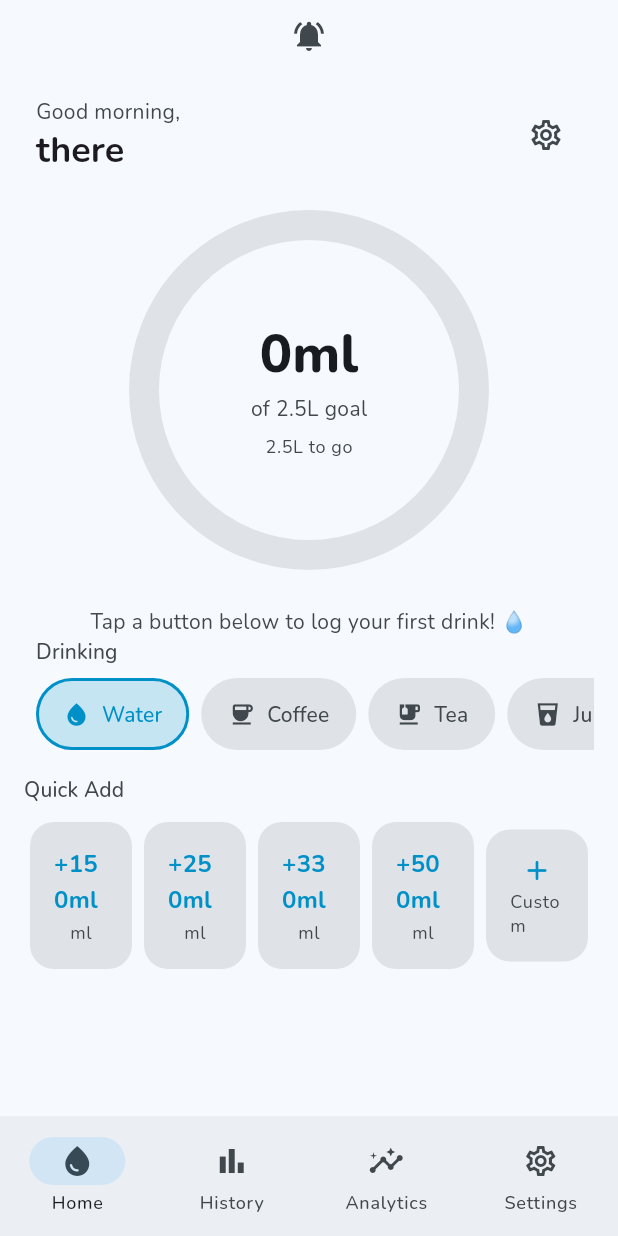
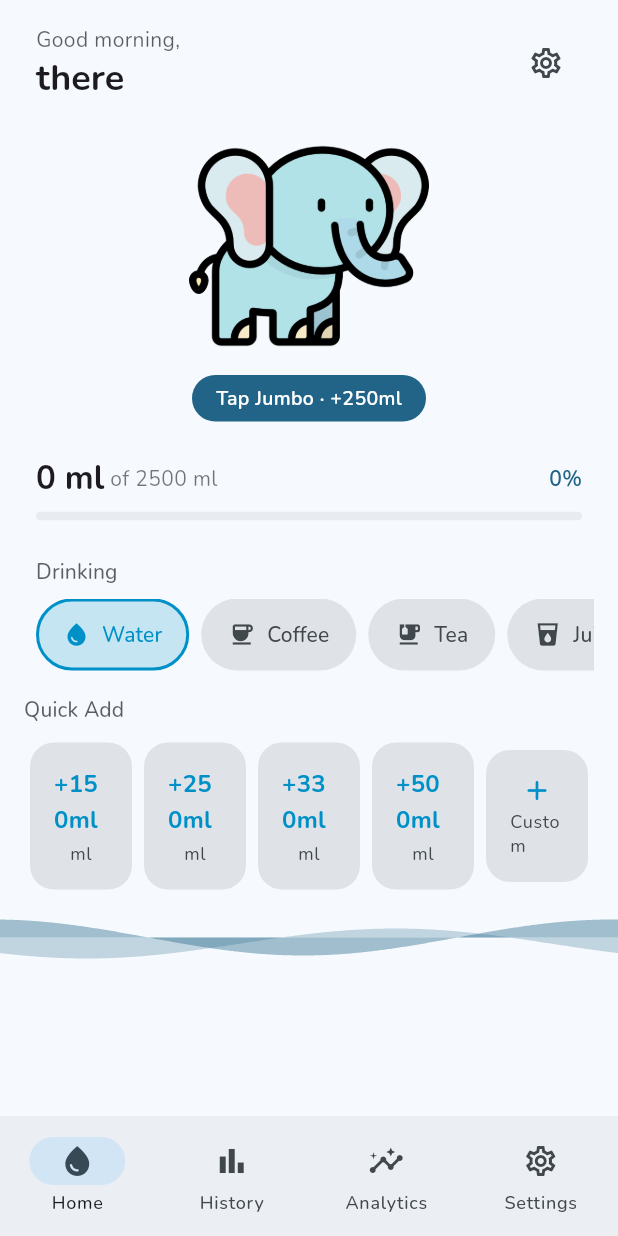
Before and after one commit to ishaan1732/hydrate_yourself, a Flutter app: the HomeScreen screen opened by its route, on a phone screen of 412 x 824 dp. Run offline on Flutter 3.47's test engine with Material 3 defaults, Android fonts, the phone set to English and light mode, and no system bars; our stand-ins replace drift, drift_flutter, fl_chart, flutter_animate, flutter_local_notifications, flutter_riverpod and 6 more; missing offline and left inert: workmanager; accounts and stored records are empty; generated files the repository leaves out were written again; statements that could not run were skipped.

Commit message:
feat: home screen redesign — Jumbo mascot, water wave, adaptive theme

```diff
--- a/lib/features/home/presentation/home_provider.dart
+++ b/lib/features/home/presentation/home_provider.dart
@@ -85,6 +85,7 @@ class HomeAction extends _$HomeAction {
     }
 
     ref.invalidate(lastLogProvider);
+    ref.read(jumboTapAmountProvider.notifier).state = amountMl.round();
   }
 
   Future<void> deleteLastLog() async {
@@ -110,3 +111,5 @@ class HomeAction extends _$HomeAction {
     }
   }
 }
+
+final jumboTapAmountProvider = StateProvider<int>((ref) => 250);
--- a/lib/features/home/presentation/home_screen.dart
+++ b/lib/features/home/presentation/home_screen.dart
@@ -1,22 +1,23 @@
 import 'package:flutter/material.dart';
 import 'package:flutter_riverpod/flutter_riverpod.dart';
 import 'package:go_router/go_router.dart';
-import 'package:hydrate_yourself/features/reminders/data/notification_service.dart';
 
 import '../../../core/constants/app_constants.dart';
+import '../../../core/extensions/double_extensions.dart';
 import '../../onboarding/domain/user_profile_model.dart';
+import '../../reminders/presentation/reminders_provider.dart';
 import '../domain/drink_type_model.dart';
 import '../domain/today_summary.dart';
 import '../domain/water_log_model.dart';
-import '../../reminders/presentation/reminders_provider.dart';
 import 'home_provider.dart';
 import 'widgets/celebration_overlay.dart';
 import 'widgets/custom_add_button.dart';
 import 'widgets/custom_amount_sheet.dart';
 import 'widgets/drink_type_chip.dart';
-import 'widgets/progress_ring.dart';
+import 'widgets/jumbo_widget.dart';
 import 'widgets/quick_add_button.dart';
 import 'widgets/undo_log_button.dart';
+import 'widgets/water_wave_painter.dart';
 
 class HomeScreen extends ConsumerWidget {
   const HomeScreen({super.key});
@@ -32,24 +33,63 @@ class HomeScreen extends ConsumerWidget {
     final unit = profile?.unit ?? AppConstants.unitMl;
     final showCelebration = ref.watch(showCelebrationProvider);
     final lastLogAsync = ref.watch(lastLogProvider);
+    final jumboTapAmount = ref.watch(jumboTapAmountProvider);
+
+    final fillPercent = summaryAsync.valueOrNull?.percentage ?? 0.0;
 
     return Scaffold(
       backgroundColor: colorScheme.surface,
       body: Stack(
         children: [
+          // Layer 1 — animated wave background
+          Positioned.fill(
+            child: WaterWavePainter(
+              fillPercent: fillPercent,
+              waveColor: colorScheme.primary,
+            ),
+          ),
+
+          // Layer 2 — scrollable content
           SafeArea(
             child: summaryAsync.when(
-              loading: () => Column(
+              loading: () => _buildSkeleton(context, colorScheme),
+              error: (e, _) => Center(child: Text('Error: $e')),
+              data: (summary) => _buildContent(
+                context,
+                ref,
+                summary,
+                drinkTypesAsync,
+                selectedDrinkTypeId,
+                unit,
+                profile,
+                lastLogAsync,
+                jumboTapAmount,
+              ),
+            ),
+          ),
+
+          // Layer 3 — celebration overlay
+          if (showCelebration)
+            CelebrationOverlay(
+              isVisible: showCelebration,
+              unit: unit,
+            ),
+        ],
+      ),
+    );
+  }
+
+  Widget _buildSkeleton(BuildContext context, ColorScheme colorScheme) {
+    return Column(
       children: [
         const SizedBox(height: 24),
-                  Center(
-                    child: Container(
-                      width: 240,
-                      height: 240,
+        Container(
+          width: 200,
+          height: 200,
+          margin: const EdgeInsets.symmetric(horizontal: 80),
           decoration: BoxDecoration(
-                        shape: BoxShape.circle,
-                        color: colorScheme.surfaceContainerHighest,
-                      ),
+            color: colorScheme.surfaceContainerHighest.withValues(alpha: 0.6),
+            borderRadius: BorderRadius.circular(16),
           ),
         ),
         const SizedBox(height: 32),
@@ -60,12 +100,12 @@ class HomeScreen extends ConsumerWidget {
               4,
               (i) => Expanded(
                 child: Padding(
-                            padding:
-                                const EdgeInsets.symmetric(horizontal: 4),
+                  padding: const EdgeInsets.symmetric(horizontal: 4),
                   child: Container(
                     height: 72,
                     decoration: BoxDecoration(
-                                color: colorScheme.surfaceContainerHighest,
+                      color: colorScheme.surfaceContainerHighest
+                          .withValues(alpha: 0.6),
                       borderRadius: BorderRadius.circular(16),
                     ),
                   ),
@@ -75,27 +115,6 @@ class HomeScreen extends ConsumerWidget {
           ),
         ),
       ],
-              ),
-              error: (e, _) => Center(child: Text('Error: $e')),
-              data: (summary) => _buildContent(
-                context,
-                ref,
-                summary,
-                drinkTypesAsync,
-                selectedDrinkTypeId,
-                unit,
-                profile,
-                lastLogAsync,
-              ),
-            ),
-          ),
-          if (showCelebration)
-            CelebrationOverlay(
-              isVisible: showCelebration,
-              unit: unit,
-            ),
-        ],
-      ),
     );
   }
 
@@ -108,22 +127,63 @@ class HomeScreen extends ConsumerWidget {
     String unit,
     UserProfileModel? profile,
     AsyncValue<WaterLogModel?> lastLogAsync,
+    int jumboTapAmount,
   ) {
-    final theme = Theme.of(context);
-    final colorScheme = theme.colorScheme;
-
     return SingleChildScrollView(
       child: Column(
         crossAxisAlignment: CrossAxisAlignment.stretch,
         children: [
-        IconButton(
-          icon: Icon(Icons.notifications_active),
-          onPressed: () async {
-            await NotificationService().showReminderNotification();
-          },
+          _buildHeader(context, profile),
+          const SizedBox(height: 16),
+
+          // Jumbo mascot — tap to log
+          Center(
+            child: JumboWidget(
+              tapAmount: jumboTapAmount,
+              onTap: () => ref
+                  .read(homeActionProvider.notifier)
+                  .addQuickLog(jumboTapAmount.toDouble()),
             ),
-        // SECTION 1 — Greeting header
-        Padding(
+          ),
+          const SizedBox(height: 24),
+
+          // Progress text + linear bar
+          _buildProgressText(context, summary, unit),
+          const SizedBox(height: 24),
+
+          // Drink type selector
+          _buildDrinkTypeSelector(
+              context, ref, drinkTypesAsync, selectedDrinkTypeId),
+          const SizedBox(height: 16),
+
+          // Quick add row
+          _buildQuickAddRow(
+              context, ref, drinkTypesAsync, selectedDrinkTypeId, unit),
+          const SizedBox(height: 8),
+
+          // Undo last log
+          lastLogAsync.when(
+            loading: () => const SizedBox.shrink(),
+            error: (_, _) => const SizedBox.shrink(),
+            data: (lastLog) => lastLog != null
+                ? UndoLogButton(
+                    lastLog: lastLog,
+                    unit: unit,
+                    onUndo: () =>
+                        ref.read(homeActionProvider.notifier).deleteLastLog(),
+                  )
+                : const SizedBox.shrink(),
+          ),
+          const SizedBox(height: 24),
+        ],
+      ),
+    );
+  }
+
+  Widget _buildHeader(BuildContext context, UserProfileModel? profile) {
+    final theme = Theme.of(context);
+    final colorScheme = theme.colorScheme;
+    return Padding(
       padding: const EdgeInsets.symmetric(horizontal: 24).copyWith(top: 16),
       child: Row(
         children: [
@@ -133,7 +193,7 @@ class HomeScreen extends ConsumerWidget {
               Text(
                 _getGreeting(),
                 style: theme.textTheme.bodyMedium?.copyWith(
-                      color: colorScheme.onSurfaceVariant,
+                  color: colorScheme.onSurface.withValues(alpha: 0.7),
                 ),
               ),
               Text(
@@ -151,36 +211,84 @@ class HomeScreen extends ConsumerWidget {
           ),
         ],
       ),
+    );
+  }
+
+  Widget _buildProgressText(
+    BuildContext context,
+    TodaySummary summary,
+    String unit,
+  ) {
+    final theme = Theme.of(context);
+    final colorScheme = theme.colorScheme;
+
+    final totalDisplay = unit == 'oz'
+        ? '${summary.totalMl.mlToOz.toStringAsFixed(1)} oz'
+        : '${summary.totalMl.round()} ml';
+    final goalDisplay = unit == 'oz'
+        ? '${summary.goalMl.toDouble().mlToOz.toStringAsFixed(1)} oz'
+        : '${summary.goalMl} ml';
+
+    return Padding(
+      padding: const EdgeInsets.symmetric(horizontal: 24),
+      child: Column(
+        crossAxisAlignment: CrossAxisAlignment.start,
+        children: [
+          Row(
+            children: [
+              Text(
+                totalDisplay,
+                style: theme.textTheme.titleLarge?.copyWith(
+                  fontWeight: FontWeight.w700,
                 ),
-
-        // SECTION 2 — Progress ring
-        Padding(
-          padding: const EdgeInsets.symmetric(vertical: 24),
-          child: Center(
-            child: ProgressRing(
-              percentage: summary.percentage,
-              totalMl: summary.totalMl.round(),
-              goalMl: summary.goalMl,
-              unit: unit,
-              size: 240,
+              ),
+              Text(
+                ' of $goalDisplay',
+                style: theme.textTheme.bodyMedium?.copyWith(
+                  color: colorScheme.onSurface.withValues(alpha: 0.6),
+                ),
+              ),
+              const Spacer(),
+              Text(
+                '${(summary.percentage * 100).round()}%',
+                style: theme.textTheme.bodyMedium?.copyWith(
+                  fontWeight: FontWeight.w600,
+                  color: summary.isGoalAchieved
+                      ? const Color(0xFF2ECC71)
+                      : colorScheme.primary,
+                ),
+              ),
+            ],
+          ),
+          const SizedBox(height: 8),
+          ClipRRect(
+            borderRadius: BorderRadius.circular(4),
+            child: LinearProgressIndicator(
+              value: summary.percentage,
+              minHeight: 6,
+              backgroundColor:
+                  colorScheme.surfaceContainerHighest.withValues(alpha: 0.6),
+              valueColor: AlwaysStoppedAnimation<Color>(
+                summary.isGoalAchieved
+                    ? const Color(0xFF2ECC71)
+                    : colorScheme.primary,
               ),
             ),
           ),
+        ],
+      ),
+    );
+  }
 
-        if (summary.totalMl == 0)
-          Padding(
-            padding: const EdgeInsets.symmetric(horizontal: 32),
-            child: Text(
-              'Tap a button below to log your first drink! 💧',
-              style: theme.textTheme.bodyMedium?.copyWith(
-                color: colorScheme.onSurfaceVariant,
-              ),
-              textAlign: TextAlign.center,
-            ),
-          ),
-
-        // SECTION 3 — Drink type selector
-        Padding(
+  Widget _buildDrinkTypeSelector(
+    BuildContext context,
+    WidgetRef ref,
+    AsyncValue<List<DrinkTypeModel>> drinkTypesAsync,
+    int? selectedDrinkTypeId,
+  ) {
+    final theme = Theme.of(context);
+    final colorScheme = theme.colorScheme;
+    return Padding(
       padding: const EdgeInsets.symmetric(horizontal: 16),
       child: Column(
         crossAxisAlignment: CrossAxisAlignment.start,
@@ -190,7 +298,7 @@ class HomeScreen extends ConsumerWidget {
             child: Text(
               'Drinking',
               style: theme.textTheme.labelLarge?.copyWith(
-                    color: colorScheme.onSurfaceVariant,
+                color: colorScheme.onSurface.withValues(alpha: 0.7),
               ),
             ),
           ),
@@ -223,12 +331,23 @@ class HomeScreen extends ConsumerWidget {
           ),
         ],
       ),
-        ),
+    );
+  }
 
-        const SizedBox(height: 16),
-
-        // SECTION 4 — Quick add buttons + inline custom button
-        Padding(
+  Widget _buildQuickAddRow(
+    BuildContext context,
+    WidgetRef ref,
+    AsyncValue<List<DrinkTypeModel>> drinkTypesAsync,
+    int? selectedDrinkTypeId,
+    String unit,
+  ) {
+    final theme = Theme.of(context);
+    final colorScheme = theme.colorScheme;
+    final accentColor = _getSelectedDrinkColor(
+      drinkTypesAsync.valueOrNull,
+      selectedDrinkTypeId,
+    );
+    return Padding(
       padding: const EdgeInsets.symmetric(horizontal: 16),
       child: Column(
         crossAxisAlignment: CrossAxisAlignment.start,
@@ -236,7 +355,7 @@ class HomeScreen extends ConsumerWidget {
           Text(
             'Quick Add',
             style: theme.textTheme.labelLarge?.copyWith(
-                  color: colorScheme.onSurfaceVariant,
+              color: colorScheme.onSurface.withValues(alpha: 0.7),
             ),
           ),
           const SizedBox(height: 12),
@@ -244,18 +363,14 @@ class HomeScreen extends ConsumerWidget {
             children: [
               ...AppConstants.quickAddAmounts.map((amount) => Expanded(
                     child: Padding(
-                          padding:
-                              const EdgeInsets.symmetric(horizontal: 4),
+                      padding: const EdgeInsets.symmetric(horizontal: 4),
                       child: QuickAddButton(
                         amountMl: amount,
                         unit: unit,
                         onTap: () => ref
                             .read(homeActionProvider.notifier)
                             .addQuickLog(amount.toDouble()),
-                            accentColor: _getSelectedDrinkColor(
-                              drinkTypesAsync.valueOrNull,
-                              selectedDrinkTypeId,
-                            ),
+                        accentColor: accentColor,
                       ),
                     ),
                   )),
@@ -263,39 +378,13 @@ class HomeScreen extends ConsumerWidget {
                 child: Padding(
                   padding: const EdgeInsets.symmetric(horizontal: 4),
                   child: CustomAddButton(
-                        onTap: () =>
-                            _showCustomAmountSheet(context, ref, unit),
-                        accentColor: _getSelectedDrinkColor(
-                          drinkTypesAsync.valueOrNull,
-                          selectedDrinkTypeId,
-                        ),
+                    onTap: () => _showCustomAmountSheet(context, ref, unit),
+                    accentColor: accentColor,
                   ),
                 ),
               ),
             ],
           ),
-            ],
-          ),
-        ),
-
-        const SizedBox(height: 8),
-
-        // SECTION 4b — Undo last log
-        lastLogAsync.when(
-          loading: () => const SizedBox.shrink(),
-          error: (_, _) => const SizedBox.shrink(),
-          data: (lastLog) => lastLog != null
-              ? UndoLogButton(
-                  lastLog: lastLog,
-                  unit: unit,
-                  onUndo: () => ref
-                      .read(homeActionProvider.notifier)
-                      .deleteLastLog(),
-                )
-              : const SizedBox.shrink(),
-        ),
-
-        const SizedBox(height: 16),
         ],
       ),
     );
@@ -322,7 +411,8 @@ class HomeScreen extends ConsumerWidget {
         .color;
   }
 
-  void _showCustomAmountSheet(BuildContext context, WidgetRef ref, String unit) {
+  void _showCustomAmountSheet(
+      BuildContext context, WidgetRef ref, String unit) {
     showModalBottomSheet(
       context: context,
       isScrollControlled: true,
--- /dev/null
+++ b/lib/features/home/presentation/widgets/jumbo_widget.dart
@@ -0,0 +1,88 @@
+import 'package:flutter/material.dart';
+import 'package:flutter/services.dart';
+
+class JumboWidget extends StatefulWidget {
+  const JumboWidget({
+    super.key,
+    required this.tapAmount,
+    required this.onTap,
+  });
+
+  final int tapAmount;
+  final VoidCallback onTap;
+
+  @override
+  State<JumboWidget> createState() => _JumboWidgetState();
+}
+
+class _JumboWidgetState extends State<JumboWidget>
+    with SingleTickerProviderStateMixin {
+  late AnimationController _bounceController;
+
+  @override
+  void initState() {
+    super.initState();
+    _bounceController = AnimationController(
+      vsync: this,
+      duration: const Duration(milliseconds: 150),
+    );
+  }
+
+  @override
+  void dispose() {
+    _bounceController.dispose();
+    super.dispose();
+  }
+
+  Future<void> _handleTap() async {
+    HapticFeedback.mediumImpact();
+    await _bounceController.forward();
+    await _bounceController.reverse();
+    widget.onTap();
+  }
+
+  @override
+  Widget build(BuildContext context) {
+    final colorScheme = Theme.of(context).colorScheme;
+
+    return AnimatedBuilder(
+      animation: _bounceController,
+      builder: (_, _) => GestureDetector(
+        onTap: _handleTap,
+        child: Transform.scale(
+          scale: 1.0 - _bounceController.value * 0.08,
+          child: Column(
+            mainAxisSize: MainAxisSize.min,
+            children: [
+              Image.asset(
+                'assets/images/elephant.png',
+                width: 160,
+                height: 160,
+                fit: BoxFit.contain,
+              ),
+              const SizedBox(height: 6),
+              Container(
+                padding: const EdgeInsets.symmetric(
+                  horizontal: 16,
+                  vertical: 6,
+                ),
+                decoration: BoxDecoration(
+                  color: colorScheme.primary,
+                  borderRadius: BorderRadius.circular(20),
+                ),
+                child: Text(
+                  'Tap Jumbo · +${widget.tapAmount}ml',
+                  style: const TextStyle(
+                    color: Colors.white,
+                    fontSize: 13,
+                    fontWeight: FontWeight.w600,
+                  ),
+                ),
+              ),
+            ],
+          ),
+        ),
+      ),
+    );
+  }
+}
--- /dev/null
+++ b/lib/features/home/presentation/widgets/water_wave_painter.dart
@@ -0,0 +1,133 @@
+import 'dart:math';
+import 'package:flutter/material.dart';
+
+class WaterWavePainter extends StatefulWidget {
+  const WaterWavePainter({
+    super.key,
+    required this.fillPercent,
+    required this.waveColor,
+  });
+
+  final double fillPercent;
+  final Color waveColor;
+
+  @override
+  State<WaterWavePainter> createState() => _WaterWavePainterState();
+}
+
+class _WaterWavePainterState extends State<WaterWavePainter>
+    with TickerProviderStateMixin {
+  late AnimationController _phaseController;
+  late AnimationController _heightController;
+  late Animation<double> _heightAnimation;
+
+  @override
+  void initState() {
+    super.initState();
+    _phaseController = AnimationController(
+      vsync: this,
+      duration: const Duration(milliseconds: 2500),
+    )..repeat();
+
+    _heightController = AnimationController(
+      vsync: this,
+      duration: const Duration(milliseconds: 1200),
+    );
+    _heightAnimation = Tween<double>(
+      begin: 0,
+      end: widget.fillPercent,
+    ).animate(CurvedAnimation(
+      parent: _heightController,
+      curve: Curves.easeOutCubic,
+    ));
+    _heightController.forward();
+  }
+
+  @override
+  void didUpdateWidget(WaterWavePainter oldWidget) {
+    super.didUpdateWidget(oldWidget);
+    if (oldWidget.fillPercent != widget.fillPercent) {
+      _heightAnimation = Tween<double>(
+        begin: _heightAnimation.value,
+        end: widget.fillPercent,
+      ).animate(CurvedAnimation(
+        parent: _heightController,
+        curve: Curves.easeOutCubic,
+      ));
+      _heightController
+        ..duration = const Duration(milliseconds: 800)
+        ..reset()
+        ..forward();
+    }
+  }
+
+  @override
+  void dispose() {
+    _phaseController.dispose();
+    _heightController.dispose();
+    super.dispose();
+  }
+
+  @override
+  Widget build(BuildContext context) {
+    return AnimatedBuilder(
+      animation: Listenable.merge([_phaseController, _heightController]),
+      builder: (_, _) => CustomPaint(
+        painter: _WavePainter(
+          phase: _phaseController.value,
+          fillPercent: _heightAnimation.value,
+          waveColor: widget.waveColor,
+        ),
+        child: const SizedBox.expand(),
+      ),
+    );
+  }
+}
+
+class _WavePainter extends CustomPainter {
+  const _WavePainter({
+    required this.phase,
+    required this.fillPercent,
+    required this.waveColor,
+  });
+
+  final double phase;
+  final double fillPercent;
+  final Color waveColor;
+
+  @override
+  void paint(Canvas canvas, Size size) {
+    final fillHeight = size.height * (1.0 - fillPercent.clamp(0.0, 0.95));
+
+    final paint1 = Paint()..color = waveColor.withValues(alpha: 0.4);
+    final path1 = Path();
+    path1.moveTo(0, fillHeight);
+    for (double x = 0; x <= size.width; x++) {
+      final y = fillHeight + sin((x / size.width * 2 * pi) + phase * 2 * pi) * 12;
+      path1.lineTo(x, y);
+    }
+    path1.lineTo(size.width, size.height);
+    path1.lineTo(0, size.height);
+    path1.close();
+    canvas.drawPath(path1, paint1);
+
+    final paint2 = Paint()..color = waveColor.withValues(alpha: 0.25);
+    final path2 = Path();
+    path2.moveTo(0, fillHeight + 4);
+    for (double x = 0; x <= size.width; x++) {
+      final y = fillHeight + 4 +
+          sin((x / size.width * 2 * pi) + phase * 2 * pi + pi * 0.7) * 10;
+      path2.lineTo(x, y);
+    }
+    path2.lineTo(size.width, size.height);
+    path2.lineTo(0, size.height);
+    path2.close();
+    canvas.drawPath(path2, paint2);
+  }
+
+  @override
+  bool shouldRepaint(_WavePainter oldDelegate) =>
+      oldDelegate.phase != phase ||
+      oldDelegate.fillPercent != fillPercent ||
+      oldDelegate.waveColor != waveColor;
+}
```
Also changed, not shown: assets/images/elephant.png (added), lib/features/home/presentation/home_provider.g.dart, lib/features/onboarding/presentation/onboarding_provider.g.dart. Lines whose indentation alone changed are shown as unchanged.
